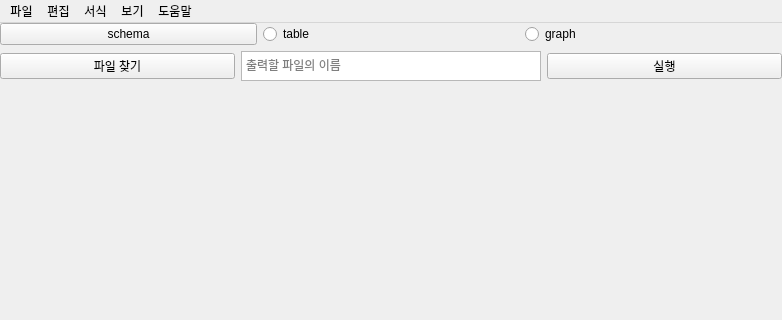
This is coursegraph/Maingui.ui in oss2024hnu/coursegraph-py as Qt 5 draws it before an edit; both pictures show x 0 to 782 and y 0 to 320 of the 782 by 549 pixel window. The edited form follows.
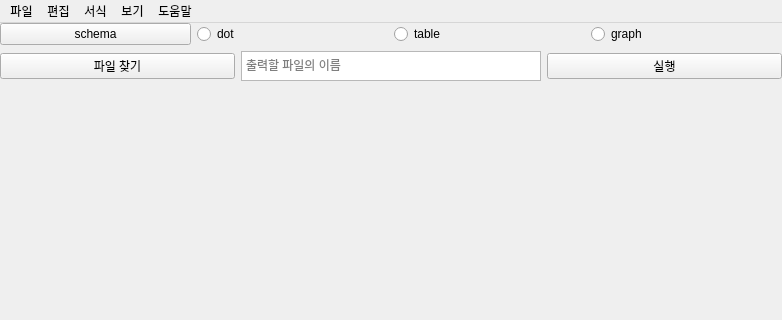
This is the edited form.

Commit message: dot파일 생성

```diff
--- a/coursegraph/Maingui.ui
+++ b/coursegraph/Maingui.ui
@@ -62,6 +62,13 @@
           </property>
          </widget>
         </item>
+        <item>
+         <widget class="QRadioButton" name="radioButton">
+          <property name="text">
+           <string>dot</string>
+          </property>
+         </widget>
+        </item>
         <item>
          <widget class="QRadioButton" name="radioButton_1">
           <property name="text">
```
The commit also changes 1 other file.
